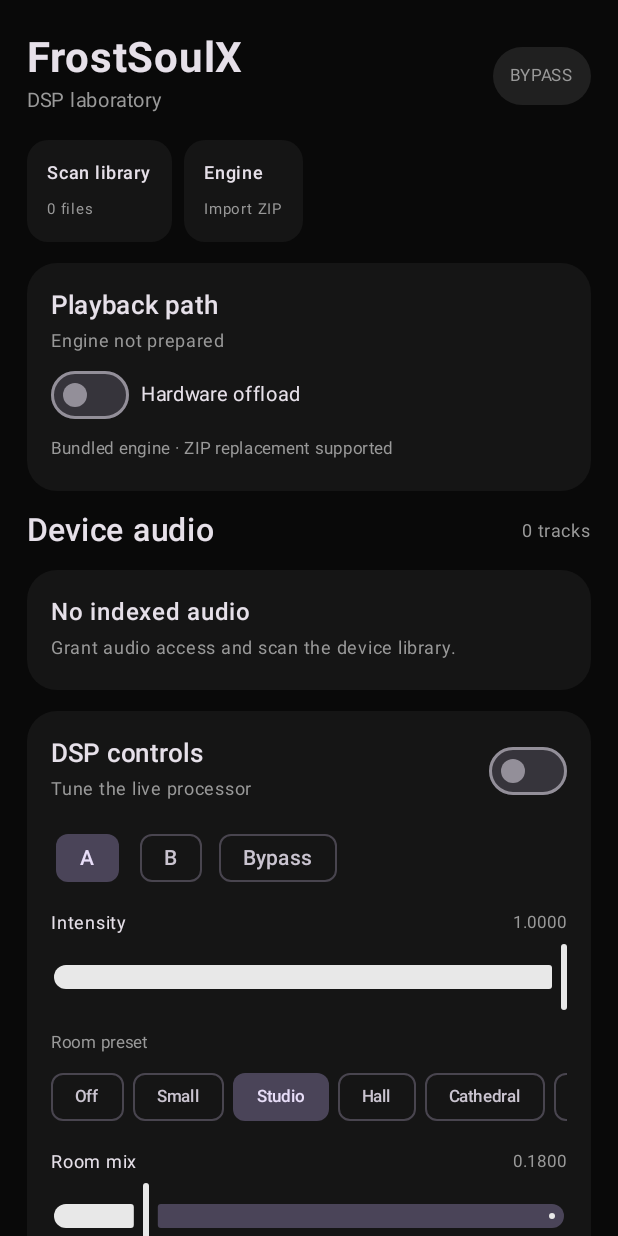
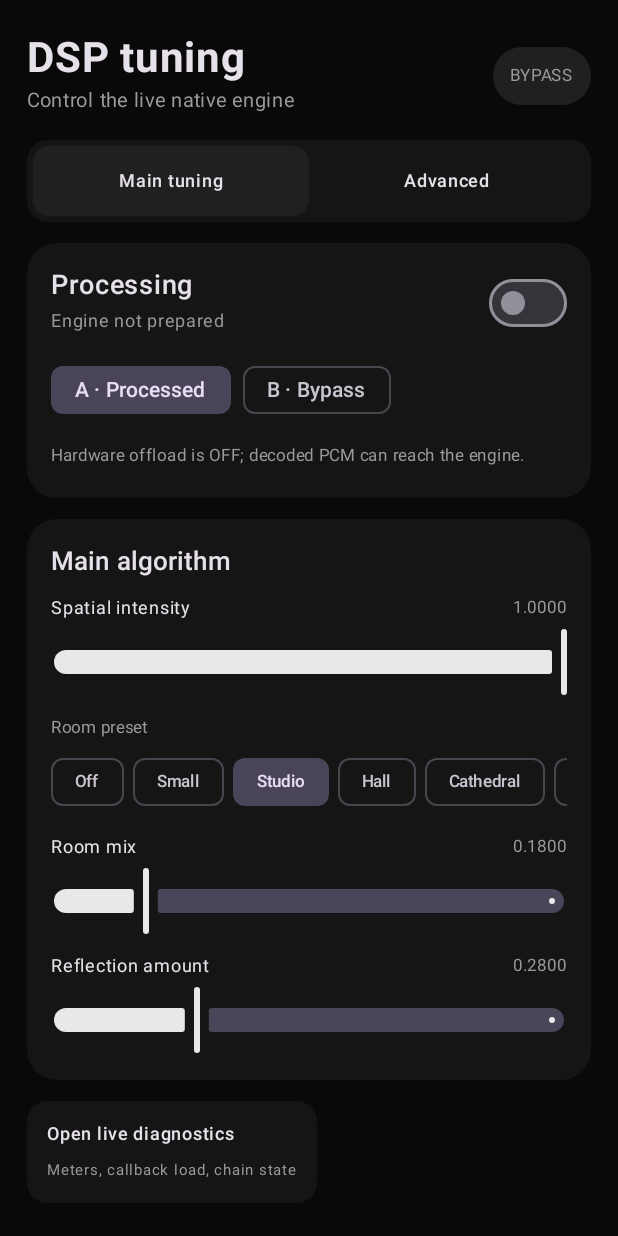
Before and after one commit to sakuraDev31/frostsoulx-dsp-lab, an Android app built with Jetpack Compose: the screen it shows after launch (MainActivity), on a phone screen of 412 x 824 dp. Run offline under Robolectric (Android 15) with nearby library versions, the light colour scheme and no system bars; 2 statements that could not run were skipped.

Commit message:
feat: activate Steam Audio and separate tuning library screens

```diff
--- a/app/build.gradle.kts
+++ b/app/build.gradle.kts
@@ -13,6 +13,7 @@ android {
         targetSdk = 37
         versionCode = 1
         versionName = "0.1.0"
+        ndk { abiFilters += listOf("arm64-v8a", "x86_64") }
         externalNativeBuild { cmake { cppFlags += "-std=c++17" } }
     }
     buildFeatures { compose = true }
--- a/app/src/main/java/dev/vxs/frostsoulxdsp/MainActivity.kt
+++ b/app/src/main/java/dev/vxs/frostsoulxdsp/MainActivity.kt
@@ -41,6 +41,7 @@ import androidx.lifecycle.viewmodel.compose.viewModel
 import androidx.media3.common.MediaItem
 import androidx.media3.exoplayer.ExoPlayer
 import java.util.Locale
+import java.util.zip.ZipInputStream
 import kotlin.math.max
 
 private val Ink = Color(0xFF090909)
@@ -91,7 +92,8 @@ class LabViewModel : androidx.lifecycle.ViewModel() {
     var preset by mutableIntStateOf(2); private set
     var offloadRequested by mutableStateOf(false); private set
     var engineStatus by mutableStateOf("Engine not prepared"); private set
-    var importStatus by mutableStateOf("Bundled engine · ZIP replacement supported"); private set
+    var importStatus by mutableStateOf("Bundled Steam Audio backend"); private set
+    var engineBundleReady by mutableStateOf(false); private set
     var telemetry by mutableStateOf(EngineTelemetry()); private set
     var levelHistory by mutableStateOf(List(48) { 0f }); private set
     var isPlaying by mutableStateOf(false); private set
@@ -144,7 +146,21 @@ class LabViewModel : androidx.lifecycle.ViewModel() {
         builderClass.getMethod("setAudioOffloadMode", Int::class.javaPrimitiveType).invoke(builder, field.getInt(null)); val selection = exo.trackSelectionParameters.buildUpon()
         selection.javaClass.methods.firstOrNull { it.name == "setAudioOffloadPreferences" && it.parameterTypes.size == 1 }?.invoke(selection, builderClass.getMethod("build").invoke(builder)); exo.trackSelectionParameters = selection.build()
     } }
-    fun importBundle(context: Context, uri: Uri) { runCatching { context.contentResolver.takePersistableUriPermission(uri, Intent.FLAG_GRANT_READ_URI_PERMISSION) }; context.getSharedPreferences("dsp_lab", Context.MODE_PRIVATE).edit().putString("engine_bundle_uri", uri.toString()).apply(); importStatus = "Bundle staged · rebuild required to activate native code" }
+    fun importBundle(context: Context, uri: Uri) {
+        val entries = mutableListOf<String>()
+        val valid = runCatching {
+            context.contentResolver.openInputStream(uri)?.use { input -> ZipInputStream(input).use { zip ->
+                var entry = zip.nextEntry
+                while (entry != null) { if (!entry.isDirectory) entries += entry.name; entry = zip.nextEntry }
+            } }
+            entries.any { it.endsWith("immersive_audio_engine.h") } && entries.any { it.endsWith("immersive_audio_engine.cpp") }
+        }.getOrDefault(false)
+        if (!valid) { importStatus = "Invalid bundle · engine header/source not found"; engineBundleReady = false; return }
+        runCatching { context.contentResolver.takePersistableUriPermission(uri, Intent.FLAG_GRANT_READ_URI_PERMISSION) }
+        context.getSharedPreferences("dsp_lab", Context.MODE_PRIVATE).edit().putString("engine_bundle_uri", uri.toString()).apply()
+        engineBundleReady = true
+        importStatus = "Bundle validated · rebuild required to activate this source"
+    }
     fun refresh() { telemetry = EngineTelemetry.from(NativeEngine.diagnostics()); levelHistory = (levelHistory + telemetry.outputRms.coerceIn(0f, 1f)).takeLast(48); updateCpu() }
     fun tick() { player?.let { isPlaying = it.isPlaying; positionMs = it.currentPosition.coerceAtLeast(0L); durationMs = it.duration.coerceAtLeast(0L) }; refresh() }
     fun togglePlayback() { player?.let { if (it.isPlaying) it.pause() else it.play() } }
@@ -162,7 +178,7 @@ class LabViewModel : androidx.lifecycle.ViewModel() {
     LaunchedEffect(Unit) { while (true) { vm.tick(); kotlinx.coroutines.delay(350) } }
     MaterialTheme(colorScheme = darkColorScheme(background = Ink, surface = CardInk, primary = Accent, onPrimary = Ink)) {
         Surface(Modifier.fillMaxSize(), color = Ink) { Box(Modifier.fillMaxSize()) {
-            Column(Modifier.fillMaxSize()) { if (vm.screen == 0) LibraryScreen(vm, context, bundleLauncher) else DiagnosticsScreen(vm)
+            Column(Modifier.fillMaxSize()) { when (vm.screen) { 0 -> TuningScreen(vm, context, bundleLauncher); 1 -> LibraryScreen(vm, context); else -> DiagnosticsScreen(vm) }
                 Spacer(Modifier.height(if (vm.selected != null) 92.dp else 64.dp)); BottomNav(vm)
             }
             if (vm.selected != null) MiniPlayer(vm)
@@ -170,15 +186,30 @@ class LabViewModel : androidx.lifecycle.ViewModel() {
     }
 }
 
-@Composable private fun LibraryScreen(vm: LabViewModel, context: Context, bundleLauncher: androidx.activity.result.ActivityResultLauncher<Array<String>>) {
+@Composable private fun LibraryScreen(vm: LabViewModel, context: Context) {
     LazyColumn(Modifier.fillMaxSize(), contentPadding = PaddingValues(start = 18.dp, end = 18.dp, top = 22.dp), verticalArrangement = Arrangement.spacedBy(14.dp)) {
-        item { Row(verticalAlignment = Alignment.CenterVertically) { Column(Modifier.weight(1f)) { Text("FrostSoulX", fontSize = 28.sp, fontWeight = FontWeight.Bold); Text("DSP laboratory", color = Muted, fontSize = 13.sp) }; StatusPill(vm) } }
-        item { Row(horizontalArrangement = Arrangement.spacedBy(8.dp)) { ActionPill("Scan library", "${vm.tracks.size} files") { vm.scan(context) }; ActionPill("Engine", "Import ZIP") { bundleLauncher.launch(arrayOf("application/zip", "application/octet-stream")) } } }
-        item { LabCard { Text("Playback path", fontWeight = FontWeight.SemiBold, fontSize = 17.sp); Text(vm.engineStatus, color = Muted, fontSize = 12.sp); Row(verticalAlignment = Alignment.CenterVertically) { Switch(checked = vm.offloadRequested, onCheckedChange = vm::setOffload); Text("Hardware offload", Modifier.padding(start = 8.dp), fontSize = 13.sp) }; Text(vm.importStatus, color = Muted, fontSize = 11.sp) } }
-        item { Row(verticalAlignment = Alignment.CenterVertically) { Text("Device audio", fontWeight = FontWeight.SemiBold, fontSize = 21.sp, modifier = Modifier.weight(1f)); Text("${vm.tracks.size} tracks", color = Muted, fontSize = 12.sp) } }
+        item { Row(verticalAlignment = Alignment.CenterVertically) { Column(Modifier.weight(1f)) { Text("Song library", fontSize = 28.sp, fontWeight = FontWeight.Bold); Text("Local audio files", color = Muted, fontSize = 13.sp) }; Text("${vm.tracks.size} tracks", color = Muted, fontSize = 12.sp) } }
+        item { ActionPill("Scan device audio", "Refresh MediaStore index") { vm.scan(context) } }
+        item { Row(verticalAlignment = Alignment.CenterVertically) { Text("Device audio", fontWeight = FontWeight.SemiBold, fontSize = 21.sp, modifier = Modifier.weight(1f)); Text("Tap a file to play", color = Muted, fontSize = 12.sp) } }
         if (vm.tracks.isEmpty()) item { EmptyState() }
         items(vm.tracks, key = { it.id }) { track -> TrackCard(track, vm.selected?.id == track.id) { vm.play(context, track) } }
-        item { ControlCard(vm) }
+    }
+}
+
+@Composable private fun TuningScreen(vm: LabViewModel, context: Context, bundleLauncher: androidx.activity.result.ActivityResultLauncher<Array<String>>) {
+    var advanced by remember { mutableStateOf(false) }
+    LazyColumn(Modifier.fillMaxSize(), contentPadding = PaddingValues(start = 18.dp, end = 18.dp, top = 22.dp), verticalArrangement = Arrangement.spacedBy(14.dp)) {
+        item { Row(verticalAlignment = Alignment.CenterVertically) { Column(Modifier.weight(1f)) { Text("DSP tuning", fontSize = 28.sp, fontWeight = FontWeight.Bold); Text("Control the live native engine", color = Muted, fontSize = 13.sp) }; StatusPill(vm) } }
+        item { Row(Modifier.fillMaxWidth().clip(RoundedCornerShape(14.dp)).background(CardInk).padding(4.dp)) { listOf("Main tuning", "Advanced").forEachIndexed { index, label -> Box(Modifier.weight(1f).clip(RoundedCornerShape(11.dp)).background(if (advanced == (index == 1)) Raised else Color.Transparent).clickable { advanced = index == 1 }.padding(vertical = 11.dp), contentAlignment = Alignment.Center) { Text(label, fontSize = 12.sp, fontWeight = FontWeight.SemiBold) } } } }
+        item { LabCard { Row(verticalAlignment = Alignment.CenterVertically) { Column(Modifier.weight(1f)) { Text(if (advanced) "Advanced engine controls" else "Processing", fontSize = 18.sp, fontWeight = FontWeight.SemiBold); Text(vm.engineStatus, color = Muted, fontSize = 12.sp) }; Switch(checked = vm.enabled, onCheckedChange = { vm.toggle() }) }; Row(Modifier.padding(top = 10.dp), horizontalArrangement = Arrangement.spacedBy(8.dp)) { FilterChip(selected = vm.abOn, onClick = vm::toggleAB, label = { Text("A · Processed") }); FilterChip(selected = !vm.abOn, onClick = vm::toggleAB, label = { Text("B · Bypass") }) }; Text("Hardware offload is ${if (vm.offloadRequested) "ON and bypasses custom DSP" else "OFF; decoded PCM can reach the engine"}.", color = Muted, fontSize = 11.sp, modifier = Modifier.padding(top = 8.dp)) } }
+        if (!advanced) {
+            item { LabCard { Text("Main algorithm", fontSize = 17.sp, fontWeight = FontWeight.SemiBold); SliderRow("Spatial intensity", vm.intensity, 0f..1f, vm::updateIntensity); PresetRow(vm); SliderRow("Room mix", vm.roomMix, 0f..1f, vm::updateRoomMix); SliderRow("Reflection amount", vm.reflection, 0f..1f, vm::updateReflection) } }
+        } else {
+            item { LabCard { Text("Deep-level controls", fontSize = 17.sp, fontWeight = FontWeight.SemiBold); SliderRow("Reverb time", vm.reverb, .2f..8f, vm::updateReverb); SliderRow("Room size", vm.roomSize, 0f..1f, vm::updateRoomSize); SliderRow("Dampening", vm.dampening, 0f..1f, vm::updateDampening); SliderRow("Stereo width", vm.width, 0f..1f, vm::updateWidth) } }
+            item { LabCard { Text("Engine bundle", fontSize = 17.sp, fontWeight = FontWeight.SemiBold); Text(vm.importStatus, color = if (vm.engineBundleReady) Green else Muted, fontSize = 12.sp); Button(onClick = { bundleLauncher.launch(arrayOf("application/zip", "application/octet-stream")) }, modifier = Modifier.padding(top = 8.dp)) { Text("Validate engine ZIP") }; Text("A validated source bundle is activated on the next APK build; Android cannot compile C++ source or hot-swap a loaded native library at runtime.", color = Muted, fontSize = 11.sp, modifier = Modifier.padding(top = 8.dp)) } }
+            item { LabCard { Text("Output path", fontSize = 17.sp, fontWeight = FontWeight.SemiBold); Row(verticalAlignment = Alignment.CenterVertically) { Switch(checked = vm.offloadRequested, onCheckedChange = vm::setOffload); Text("Request hardware offload", Modifier.padding(start = 8.dp), fontSize = 13.sp) } } }
+        }
+        item { ActionPill("Open live diagnostics", "Meters, callback load, chain state") { vm.screen = 2 } }
     }
 }
 
@@ -211,7 +242,7 @@ class LabViewModel : androidx.lifecycle.ViewModel() {
 
 @Composable private fun MiniPlayer(vm: LabViewModel) { Surface(Modifier.padding(horizontal = 14.dp).fillMaxWidth().height(68.dp), shape = RoundedCornerShape(20.dp), color = Color(0xFF242424), tonalElevation = 2.dp) { Row(Modifier.padding(horizontal = 12.dp), verticalAlignment = Alignment.CenterVertically) { Box(Modifier.size(42.dp).clip(RoundedCornerShape(11.dp)).background(Color(0xFF3A3A3A)), contentAlignment = Alignment.Center) { Text("♪", color = Color.White, fontSize = 20.sp) }; Column(Modifier.padding(start = 10.dp).weight(1f)) { Text(vm.selected?.title ?: "No track", maxLines = 1, fontWeight = FontWeight.SemiBold); Text(if (vm.isPlaying) "Playing · ${formatMs(vm.positionMs)}" else "Paused", color = Muted, fontSize = 11.sp) }; TextButton(onClick = { if (vm.isPlaying) vm.togglePlayback() else vm.resume() }) { Text(if (vm.isPlaying) "Pause" else "Play") } } } }
 
-@Composable private fun BottomNav(vm: LabViewModel) { NavigationBar(containerColor = Ink, tonalElevation = 0.dp) { NavigationBarItem(selected = vm.screen == 0, onClick = { vm.screen = 0 }, icon = { Text("LIB") }, label = { Text("Library") }); NavigationBarItem(selected = vm.screen == 1, onClick = { vm.screen = 1 }, icon = { Text("OSC") }, label = { Text("Diagnostics") }) } }
+@Composable private fun BottomNav(vm: LabViewModel) { NavigationBar(containerColor = Ink, tonalElevation = 0.dp) { NavigationBarItem(selected = vm.screen == 0, onClick = { vm.screen = 0 }, icon = { Text("DSP") }, label = { Text("Tune") }); NavigationBarItem(selected = vm.screen == 1, onClick = { vm.screen = 1 }, icon = { Text("LIB") }, label = { Text("Library") }); NavigationBarItem(selected = vm.screen == 2, onClick = { vm.screen = 2 }, icon = { Text("OSC") }, label = { Text("Live") }) } }
 @Composable private fun StatusPill(vm: LabViewModel) { Surface(shape = RoundedCornerShape(50), color = if (vm.enabled && !vm.bypass) Color(0xFF183323) else Raised) { Text(if (vm.enabled && !vm.bypass) "DSP ON" else "BYPASS", color = if (vm.enabled && !vm.bypass) Green else Muted, fontSize = 11.sp, modifier = Modifier.padding(horizontal = 11.dp, vertical = 7.dp)) } }
 @Composable private fun ActionPill(title: String, subtitle: String, onClick: () -> Unit) { Surface(Modifier.clickable(onClick = onClick), shape = RoundedCornerShape(14.dp), color = CardInk) { Column(Modifier.padding(horizontal = 13.dp, vertical = 10.dp)) { Text(title, fontSize = 12.sp, fontWeight = FontWeight.SemiBold); Text(subtitle, color = Muted, fontSize = 10.sp) } } }
 @Composable private fun EmptyState() { LabCard { Text("No indexed audio", fontWeight = FontWeight.SemiBold); Text("Grant audio access and scan the device library.", color = Muted, fontSize = 12.sp) } }
```
Also changed, not shown: app/src/main/cpp/CMakeLists.txt (+23 -3 lines), 7 other files.
